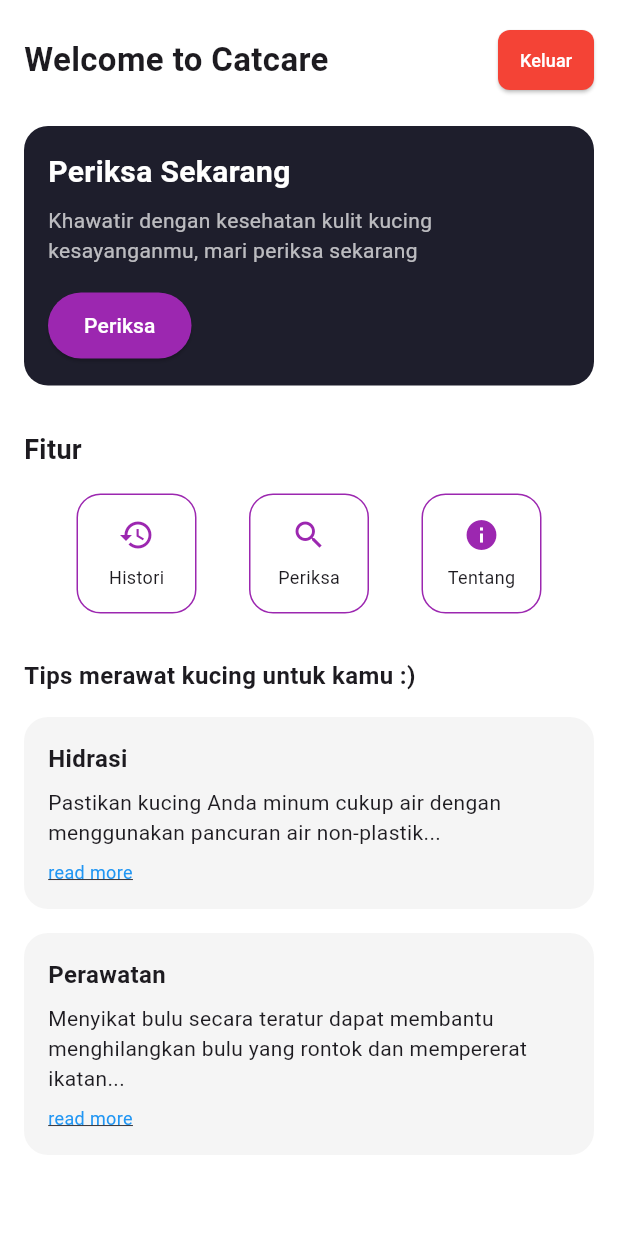
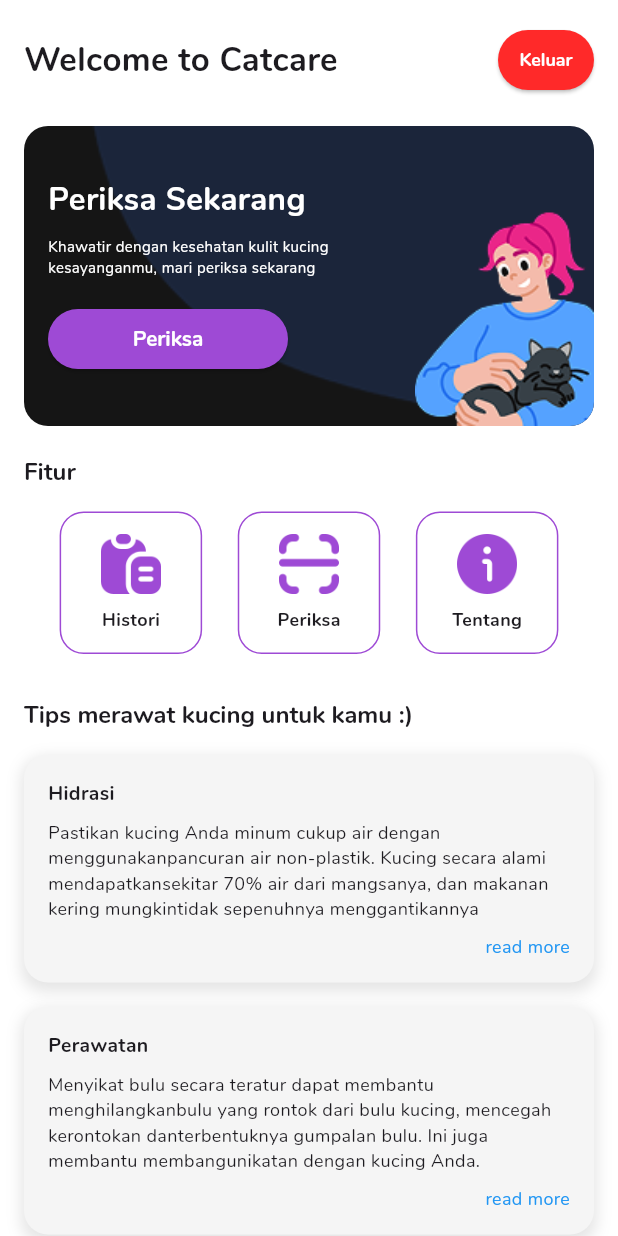
Before and after one commit to kikio110/Sistem_Klasifikasi_Penyakit_Kulit_Kucing, a Flutter app: the screen it shows after launch, on a phone screen of 412 x 824 dp. Run offline on Flutter 3.47's test engine with Material 3 defaults, Android fonts, the phone set to English and light mode, and no system bars.

Commit message:
Fitur Homepage

```diff
--- a/lib/main.dart
+++ b/lib/main.dart
@@ -1,19 +1,42 @@
 import 'package:flutter/material.dart';
-import 'pages/home_pages.dart'; // import halaman home
+import 'pages/home_pages.dart'; // Sesuaikan dengan lokasi home kamu
 
 void main() {
-  runApp(const CatcareApp());
+  runApp(const MyApp());
 }
 
-class CatcareApp extends StatelessWidget {
-  const CatcareApp({super.key});
+class MyApp extends StatelessWidget {
+  const MyApp({super.key});
 
   @override
   Widget build(BuildContext context) {
     return MaterialApp(
       title: 'Catcare',
       debugShowCheckedModeBanner: false,
-      home: const HomePage(), // Panggil HomePage
+      theme: ThemeData(
+        fontFamily: 'sans-serif', // Font yang kamu daftarkan
+        scaffoldBackgroundColor: Colors.white,
+        textTheme: const TextTheme(
+          headlineSmall: TextStyle(fontSize: 22, fontWeight: FontWeight.bold),
+          bodyMedium: TextStyle(fontSize: 14),
+          bodySmall: TextStyle(fontSize: 12),
+        ),
+        elevatedButtonTheme: ElevatedButtonThemeData(
+          style: ElevatedButton.styleFrom(
+            backgroundColor: Color(0xFFFF2929),
+            shape: RoundedRectangleBorder(
+              borderRadius: BorderRadius.circular(20),
+            ),
+            padding: EdgeInsets.symmetric(horizontal: 16, vertical: 10),
+            textStyle: TextStyle(
+              fontFamily: 'sans-serif',
+              fontWeight: FontWeight.bold,
+              fontSize: 14,
+            ),
+          ),
+        ),
+      ),
+      home: const HomePage(), // Ini halaman utama kamu
     );
   }
 }
--- a/lib/pages/home_pages.dart
+++ b/lib/pages/home_pages.dart
@@ -27,10 +27,11 @@ class HomePage extends StatelessWidget {
                   ElevatedButton(
                     onPressed: () {},
                     style: ElevatedButton.styleFrom(
-                      backgroundColor: Colors.red,
-                      padding: const EdgeInsets.symmetric(horizontal: 12, vertical: 6),
+                      backgroundColor: const Color(0xFFFF2929),
+                      padding: const EdgeInsets.symmetric(
+                          horizontal: 10, vertical: 10),
                       shape: RoundedRectangleBorder(
-                        borderRadius: BorderRadius.circular(8),
+                        borderRadius: BorderRadius.circular(30),
                       ),
                     ),
                     child: const Text(
@@ -46,56 +47,91 @@ class HomePage extends StatelessWidget {
               // Card "Periksa Sekarang"
               Container(
                 width: double.infinity,
-                padding: const EdgeInsets.all(16),
+                height: 200,
                 decoration: BoxDecoration(
-                  color: const Color(0xFF1E1E2C),
+                  color: const Color(0xFF151515),
                   borderRadius: BorderRadius.circular(16),
                 ),
+                child: ClipRRect(
+                  borderRadius: BorderRadius.circular(16),
+                  child: Stack(
+                    children: [
+                      //Background Shape biru
+                      Positioned.fill(
+                        child: Image.asset(
+                          'assets/images/shape.png',
+                          fit: BoxFit.cover,
+                        ),
+                      ),
+                      // Text dan Button
+                      Padding(
+                        padding: const EdgeInsets.all(16.0),
+                        child: Container(
+                          width: 200,
                           child: Column(
                             crossAxisAlignment: CrossAxisAlignment.start,
+                            mainAxisAlignment: MainAxisAlignment.center,
                             children: [
                               const Text(
                                 'Periksa Sekarang',
                                 style: TextStyle(
                                   color: Colors.white,
-                        fontSize: 20,
+                                  fontSize: 21,
                                   fontWeight: FontWeight.bold,
                                 ),
                               ),
-                    const SizedBox(height: 8),
+                              const SizedBox(height: 10),
                               const Text(
                                 'Khawatir dengan kesehatan kulit kucing kesayanganmu, mari periksa sekarang',
                                 style: TextStyle(
-                        color: Colors.white70,
-                        fontSize: 14,
+                                  color: Colors.white,
+                                  fontSize: 10,
                                 ),
+                                maxLines: 2,
                               ),
                               const SizedBox(height: 16),
-                    ElevatedButton(
+                              SizedBox(
+                                width: 160,
+                                child: ElevatedButton(
                                   onPressed: () {},
                                   style: ElevatedButton.styleFrom(
-                        backgroundColor: Colors.purple,
-                        padding: const EdgeInsets.symmetric(horizontal: 24, vertical: 12),
+                                    backgroundColor: Color(0xFF9E4AD5),
                                     shape: RoundedRectangleBorder(
-                          borderRadius: BorderRadius.circular(24),
+                                      borderRadius: BorderRadius.circular(30),
                                     ),
+                                    padding: const EdgeInsets.symmetric(
+                                        horizontal: 0, vertical: 0),
                                   ),
                                   child: const Text(
                                     'Periksa',
                                     style: TextStyle(color: Colors.white),
                                   ),
                                 ),
+                              ),
                             ],
                           ),
                         ),
-
-              const SizedBox(height: 30),
+                      ), // Gambar Karakter
+                      Positioned(
+                        bottom: 0,
+                        right: 0,
+                        child: Image.asset(
+                          'assets/images/icons.png',
+                          height: 160,
+                          fit: BoxFit.contain,
+                        ),
+                      ),
+                    ],
+                  ),
+                ),
+              ),
+              const SizedBox(height: 20),
 
               // Fitur
-              const Text(
+              Text(
                 'Fitur',
-                style: TextStyle(
-                  fontSize: 18,
+                style: Theme.of(context).textTheme.headlineSmall?.copyWith(
+                      fontSize: 16,
                       fontWeight: FontWeight.bold,
                     ),
               ),
@@ -103,26 +139,36 @@ class HomePage extends StatelessWidget {
               Row(
                 mainAxisAlignment: MainAxisAlignment.spaceEvenly,
                 children: [
-                  _featureButton(context, Icons.history, 'Histori'),
-                  _featureButton(context, Icons.search, 'Periksa'),
-                  _featureButton(context, Icons.info, 'Tentang'),
+                  _featureButton(context, 'assets/icons/paste.png', 'Histori'),
+                  _featureButton(context, 'assets/icons/qr.png', 'Periksa'),
+                  _featureButton(context, 'assets/icons/info.png', 'Tentang'),
                 ],
               ),
 
               const SizedBox(height: 30),
 
               // Tips Section
-              const Text(
+              Text(
                 'Tips merawat kucing untuk kamu :)',
-                style: TextStyle(
+                style: Theme.of(context).textTheme.headlineSmall?.copyWith(
                       fontSize: 16,
                       fontWeight: FontWeight.bold,
                     ),
               ),
               const SizedBox(height: 16),
-              _tipCard('Hidrasi', 'Pastikan kucing Anda minum cukup air dengan menggunakan pancuran air non-plastik...'),
+              _tipCard(
+                  'Hidrasi',
+                  'Pastikan kucing Anda minum cukup air dengan menggunakan'
+                      'pancuran air non-plastik. Kucing secara alami mendapatkan'
+                      'sekitar 70% air dari mangsanya, dan makanan kering mungkin'
+                      'tidak sepenuhnya menggantikannya'),
               const SizedBox(height: 16),
-              _tipCard('Perawatan', 'Menyikat bulu secara teratur dapat membantu menghilangkan bulu yang rontok dan mempererat ikatan...'),
+              _tipCard(
+                  'Perawatan',
+                  'Menyikat bulu secara teratur dapat membantu menghilangkan'
+                      'bulu yang rontok dari bulu kucing, mencegah kerontokan dan'
+                      'terbentuknya gumpalan bulu. Ini juga membantu membangun'
+                      'ikatan dengan kucing Anda.'),
             ],
           ),
         ),
@@ -131,26 +177,31 @@ class HomePage extends StatelessWidget {
   }
 
   // Widget Fitur Button
-  Widget _featureButton(BuildContext context, IconData icon, String label) {
+  Widget _featureButton(BuildContext context, dynamic icon, String label) {
     return GestureDetector(
       onTap: () {
         // Navigasi ke halaman terkait nanti di sini
       },
       child: Container(
-        width: 80,
-        height: 80,
+        width: 95,
+        height: 95,
         decoration: BoxDecoration(
-          border: Border.all(color: Colors.purple),
+          border: Border.all(color: const Color(0xFF9E4AD5)),
           borderRadius: BorderRadius.circular(16),
         ),
         child: Column(
           mainAxisAlignment: MainAxisAlignment.center,
           children: [
-            Icon(icon, color: Colors.purple),
+            icon is IconData
+                ? Icon(icon, color: const Color(0xFF9E4AD5))
+                : Image.asset(icon, width: 40, height: 40),
             const SizedBox(height: 8),
             Text(
               label,
-              style: const TextStyle(fontSize: 12),
+              style: Theme.of(context).textTheme.bodyMedium?.copyWith(
+                    fontSize: 12,
+                    fontWeight: FontWeight.bold,
+                  ),
             ),
           ],
         ),
@@ -166,6 +217,14 @@ class HomePage extends StatelessWidget {
       decoration: BoxDecoration(
         color: Colors.grey.shade100,
         borderRadius: BorderRadius.circular(16),
+        boxShadow: [
+          BoxShadow(
+            color: Colors.black.withOpacity(0.10),
+            spreadRadius: 2,
+            blurRadius: 8,
+            offset: const Offset(0, 4),
+          ),
+        ],
       ),
       child: Column(
         crossAxisAlignment: CrossAxisAlignment.start,
@@ -173,28 +232,32 @@ class HomePage extends StatelessWidget {
           Text(
             title,
             style: const TextStyle(
-              fontSize: 16,
+              fontSize: 13,
               fontWeight: FontWeight.bold,
             ),
           ),
-          const SizedBox(height: 8),
+          SizedBox(height: 8),
           Text(
             description,
-            style: const TextStyle(fontSize: 14),
+            style: TextStyle(
+              fontSize: 12,
             ),
-          const SizedBox(height: 8),
+          ),
+          SizedBox(height: 8),
+          Row(
+            mainAxisAlignment: MainAxisAlignment.end,
+            children: [
               GestureDetector(
-            onTap: () {
-              // Tambahkan action read more kalau mau
-            },
-            child: const Text(
+                onTap: () {},
+                child: Text(
                   'read more',
                   style: TextStyle(
                     fontSize: 12,
                     color: Colors.blue,
-                decoration: TextDecoration.underline,
                   ),
                 ),
+              ),
+            ],
           ),
         ],
       ),
```
Also changed, not shown: pubspec.yaml (+12 -6 lines), assets/icons/arrow.png (added), assets/icons/info.png (added), assets/icons/paste.png (added), assets/icons/qr.png (added), assets/icons/settings.png (added), assets/images/icons.png (added), assets/images/shape.png (added), fonts/Nunito-Bold.ttf (added), fonts/Nunito-ExtraBold.ttf (added), fonts/Nunito-Light.ttf (added), fonts/Nunito-Regular.ttf (added), fonts/Nunito-SemiBold.ttf (added), pubspec.lock. Lines whose indentation alone changed are shown as unchanged.
